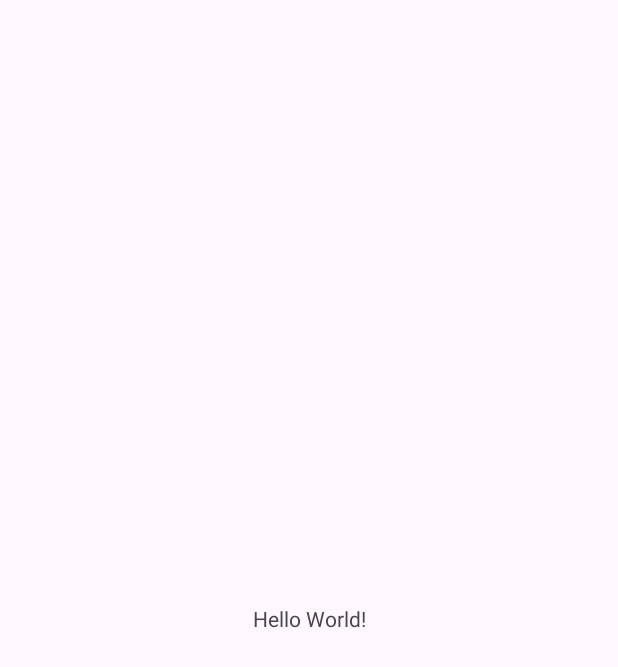
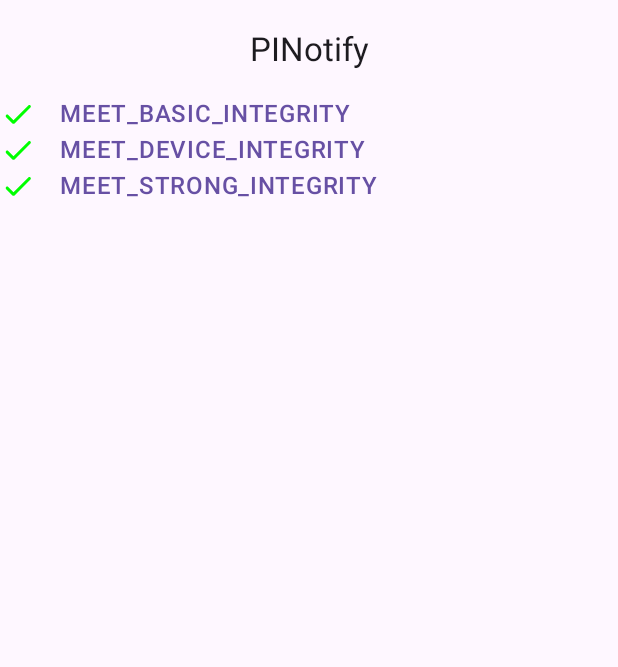
Before and after one commit to anhquan7826/pinotify, an Android app: the screen it shows after launch (MainActivity), on a phone screen of 412 x 824 dp. Before the commit the part shown is almost empty. Shown: the top 667 px of the screen. Run offline under Robolectric (Android 15) with nearby library versions, the phone set to English and light mode, and no system bars; 1 statement that could not run was skipped.

```diff
--- a/app/src/main/java/com/anhquan/pinotify/MainActivity.kt
+++ b/app/src/main/java/com/anhquan/pinotify/MainActivity.kt
@@ -5,16 +5,15 @@ import androidx.activity.enableEdgeToEdge
 import androidx.appcompat.app.AppCompatActivity
 import androidx.core.view.ViewCompat
 import androidx.core.view.WindowInsetsCompat
+import com.anhquan.pinotify.databinding.ActivityMainBinding
 
 class MainActivity : AppCompatActivity() {
+    private lateinit var binding: ActivityMainBinding
+
     override fun onCreate(savedInstanceState: Bundle?) {
         super.onCreate(savedInstanceState)
+        binding = ActivityMainBinding.inflate(layoutInflater)
         enableEdgeToEdge()
-        setContentView(R.layout.activity_main)
-        ViewCompat.setOnApplyWindowInsetsListener(findViewById(R.id.main)) { v, insets ->
-            val systemBars = insets.getInsets(WindowInsetsCompat.Type.systemBars())
-            v.setPadding(systemBars.left, systemBars.top, systemBars.right, systemBars.bottom)
-            insets
-        }
+        setContentView(binding.root)
     }
 }
--- /dev/null
+++ b/app/src/main/java/com/anhquan/pinotify/common/StatusView.kt
@@ -0,0 +1,28 @@
+package com.anhquan.pinotify.common
+
+import android.content.Context
+import android.util.AttributeSet
+import android.view.LayoutInflater
+import androidx.constraintlayout.widget.ConstraintLayout
+import com.anhquan.pinotify.R
+import com.anhquan.pinotify.databinding.CommonStatusViewBinding
+
+class StatusView(context: Context, attrs: AttributeSet) : ConstraintLayout(context, attrs) {
+    private var binding: CommonStatusViewBinding =
+        CommonStatusViewBinding.inflate(LayoutInflater.from(context), this, true)
+
+    init {
+        val attributes = context.obtainStyledAttributes(attrs, R.styleable.StatusView)
+        val status = attributes.getInt(R.styleable.StatusView_status, 0) == 0
+        val text = attributes.getString(R.styleable.StatusView_text)
+
+        binding.commonStatusText.apply {
+            this.text = text
+            compoundDrawables.forEach {
+                it.setTint(context.getColor(if (status) R.color.passed else R.color.failed))
+            }
+        }
+
+        attributes.recycle()
+    }
+}
--- /dev/null
+++ b/app/src/main/java/com/anhquan/pinotify/status/PlayIntegrityStatusFragment.kt
@@ -0,0 +1,21 @@
+package com.anhquan.pinotify.status
+
+import android.os.Bundle
+import android.view.LayoutInflater
+import android.view.View
+import android.view.ViewGroup
+import androidx.fragment.app.Fragment
+import com.anhquan.pinotify.databinding.FragmentPlayintegrityStatusBinding
+
+class PlayIntegrityStatusFragment : Fragment() {
+    private lateinit var binding: FragmentPlayintegrityStatusBinding
+
+    override fun onCreateView(
+        inflater: LayoutInflater,
+        container: ViewGroup?,
+        savedInstanceState: Bundle?
+    ): View {
+        binding = FragmentPlayintegrityStatusBinding.inflate(inflater, container, false)
+        return binding.root
+    }
+}
--- /dev/null
+++ b/app/src/main/res/drawable/baseline_close_24.xml
@@ -0,0 +1,5 @@
+<vector xmlns:android="http://schemas.android.com/apk/res/android" android:height="24dp" android:tint="#000000" android:viewportHeight="24" android:viewportWidth="24" android:width="24dp">
+
+    <path android:fillColor="@android:color/white" android:pathData="M19,6.41L17.59,5 12,10.59 6.41,5 5,6.41 10.59,12 5,17.59 6.41,19 12,13.41 17.59,19 19,17.59 13.41,12z"/>
+
+</vector>
--- /dev/null
+++ b/app/src/main/res/drawable/round_done_24.xml
@@ -0,0 +1,5 @@
+<vector xmlns:android="http://schemas.android.com/apk/res/android" android:height="24dp" android:tint="#000000" android:viewportHeight="24" android:viewportWidth="24" android:width="24dp">
+
+    <path android:fillColor="@android:color/white" android:pathData="M9,16.2l-3.5,-3.5c-0.39,-0.39 -1.01,-0.39 -1.4,0 -0.39,0.39 -0.39,1.01 0,1.4l4.19,4.19c0.39,0.39 1.02,0.39 1.41,0L20.3,7.7c0.39,-0.39 0.39,-1.01 0,-1.4 -0.39,-0.39 -1.01,-0.39 -1.4,0L9,16.2z"/>
+
+</vector>
--- a/app/src/main/res/layout/activity_main.xml
+++ b/app/src/main/res/layout/activity_main.xml
@@ -1,5 +1,5 @@
 <?xml version="1.0" encoding="utf-8"?>
-<androidx.constraintlayout.widget.ConstraintLayout xmlns:android="http://schemas.android.com/apk/res/android"
+<androidx.coordinatorlayout.widget.CoordinatorLayout xmlns:android="http://schemas.android.com/apk/res/android"
     xmlns:app="http://schemas.android.com/apk/res-auto"
     xmlns:tools="http://schemas.android.com/tools"
     android:id="@+id/main"
@@ -7,13 +7,28 @@
     android:layout_height="match_parent"
     tools:context=".MainActivity">
 
-    <TextView
-        android:layout_width="wrap_content"
+    <com.google.android.material.appbar.AppBarLayout
+        android:layout_width="match_parent"
         android:layout_height="wrap_content"
-        android:text="Hello World!"
-        app:layout_constraintBottom_toBottomOf="parent"
-        app:layout_constraintEnd_toEndOf="parent"
-        app:layout_constraintStart_toStartOf="parent"
-        app:layout_constraintTop_toTopOf="parent" />
+        android:fitsSystemWindows="true">
 
-</androidx.constraintlayout.widget.ConstraintLayout>
+        <com.google.android.material.appbar.MaterialToolbar
+            android:layout_width="match_parent"
+            android:layout_height="wrap_content"
+            app:title="PINotify"
+            app:titleCentered="true" />
+    </com.google.android.material.appbar.AppBarLayout>
+
+    <ScrollView
+        android:layout_width="match_parent"
+        android:layout_height="match_parent"
+        app:layout_behavior="com.google.android.material.appbar.AppBarLayout$ScrollingViewBehavior">
+
+        <androidx.fragment.app.FragmentContainerView
+            android:id="@+id/main_fragment_status"
+            android:name="com.anhquan.pinotify.status.PlayIntegrityStatusFragment"
+            android:layout_width="match_parent"
+            android:layout_height="wrap_content" />
+    </ScrollView>
+
+</androidx.coordinatorlayout.widget.CoordinatorLayout>
--- /dev/null
+++ b/app/src/main/res/layout/common_status_view.xml
@@ -0,0 +1,22 @@
+<?xml version="1.0" encoding="utf-8"?>
+<androidx.constraintlayout.widget.ConstraintLayout xmlns:android="http://schemas.android.com/apk/res/android"
+    xmlns:app="http://schemas.android.com/apk/res-auto"
+    xmlns:tools="http://schemas.android.com/tools"
+    android:layout_width="match_parent"
+    android:layout_height="wrap_content">
+
+    <TextView
+        android:id="@+id/common_status_text"
+        app:layout_constraintTop_toTopOf="parent"
+        app:layout_constraintStart_toStartOf="parent"
+        app:layout_constraintEnd_toEndOf="parent"
+        app:drawableLeftCompat="@drawable/round_done_24"
+        android:drawablePadding="16dp"
+        style="@style/TextAppearance.Material3.BodyLarge"
+        android:layout_width="wrap_content"
+        android:layout_height="wrap_content"
+        android:text="MEET_STATUS"
+        android:textFontWeight="@integer/fontWeightBold"
+        android:textColor="?android:attr/colorPrimary"
+        tools:ignore="HardcodedText" />
+</androidx.constraintlayout.widget.ConstraintLayout>
--- /dev/null
+++ b/app/src/main/res/layout/fragment_playintegrity_status.xml
@@ -0,0 +1,29 @@
+<?xml version="1.0" encoding="utf-8"?>
+<LinearLayout xmlns:android="http://schemas.android.com/apk/res/android"
+    xmlns:app="http://schemas.android.com/apk/res-auto"
+    android:layout_width="wrap_content"
+    android:layout_height="wrap_content"
+    android:orientation="vertical">
+
+    <com.anhquan.pinotify.common.StatusView
+        android:id="@+id/fragment_status_basic"
+        android:layout_width="wrap_content"
+        android:layout_height="wrap_content"
+        app:text="@string/meet_basic_integrity"
+        app:status="failed" />
+
+    <com.anhquan.pinotify.common.StatusView
+        android:id="@+id/fragment_status_device"
+        android:layout_width="wrap_content"
+        android:layout_height="wrap_content"
+        app:text="@string/meet_device_integrity"
+        app:status="failed" />
+
+    <com.anhquan.pinotify.common.StatusView
+        android:id="@+id/fragment_status_strong"
+        android:layout_width="wrap_content"
+        android:layout_height="wrap_content"
+        app:text="@string/meet_strong_integrity"
+        app:status="failed" />
+
+</LinearLayout>
--- /dev/null
+++ b/app/src/main/res/values/colors_playintegrity_status.xml
@@ -0,0 +1,5 @@
+<?xml version="1.0" encoding="utf-8"?>
+<resources>
+    <color name="passed">#00FF00</color>
+    <color name="failed">#FF0000</color>
+</resources>
--- a/app/src/main/res/values/strings.xml
+++ b/app/src/main/res/values/strings.xml
@@ -1,3 +1,6 @@
 <resources>
     <string name="app_name">PINotify</string>
+    <string name="meet_basic_integrity">MEET_BASIC_INTEGRITY</string>
+    <string name="meet_strong_integrity">MEET_STRONG_INTEGRITY</string>
+    <string name="meet_device_integrity">MEET_DEVICE_INTEGRITY</string>
 </resources>
```
Also changed, not shown: app/build.gradle.kts (+10 -5 lines), app/src/main/res/values/attr_common_status_view.xml (added, +10 -0 lines), app/src/main/res/values/font_weight.xml (added, +9 -0 lines), gradle/libs.versions.toml (+11 -7 lines).
